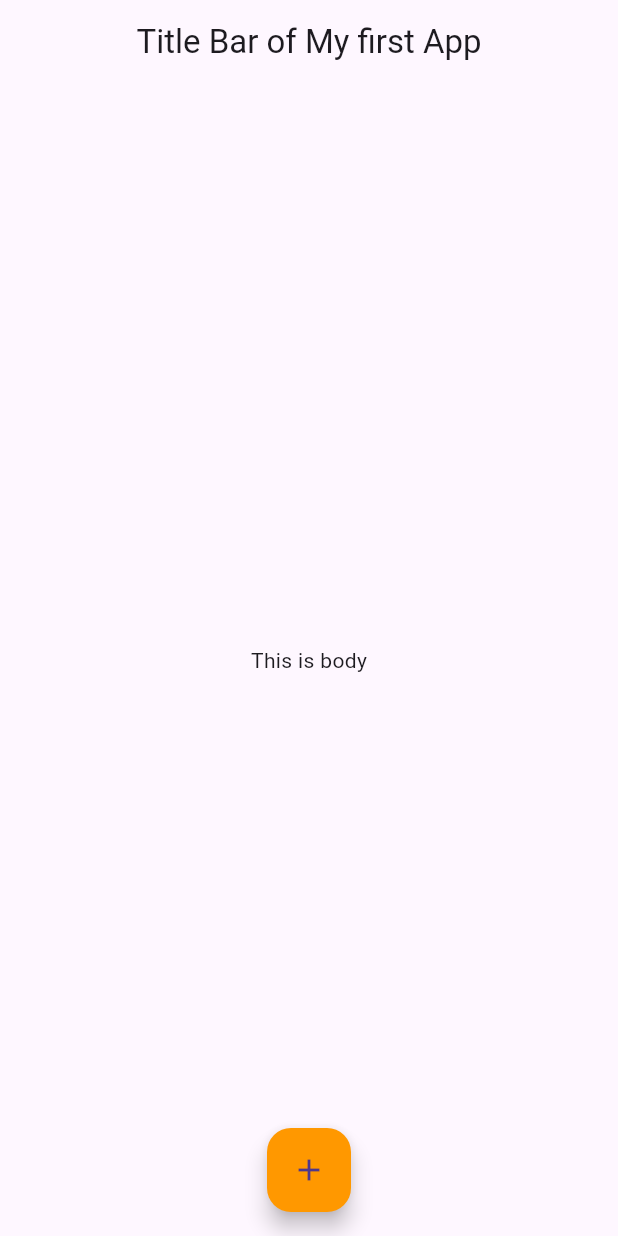
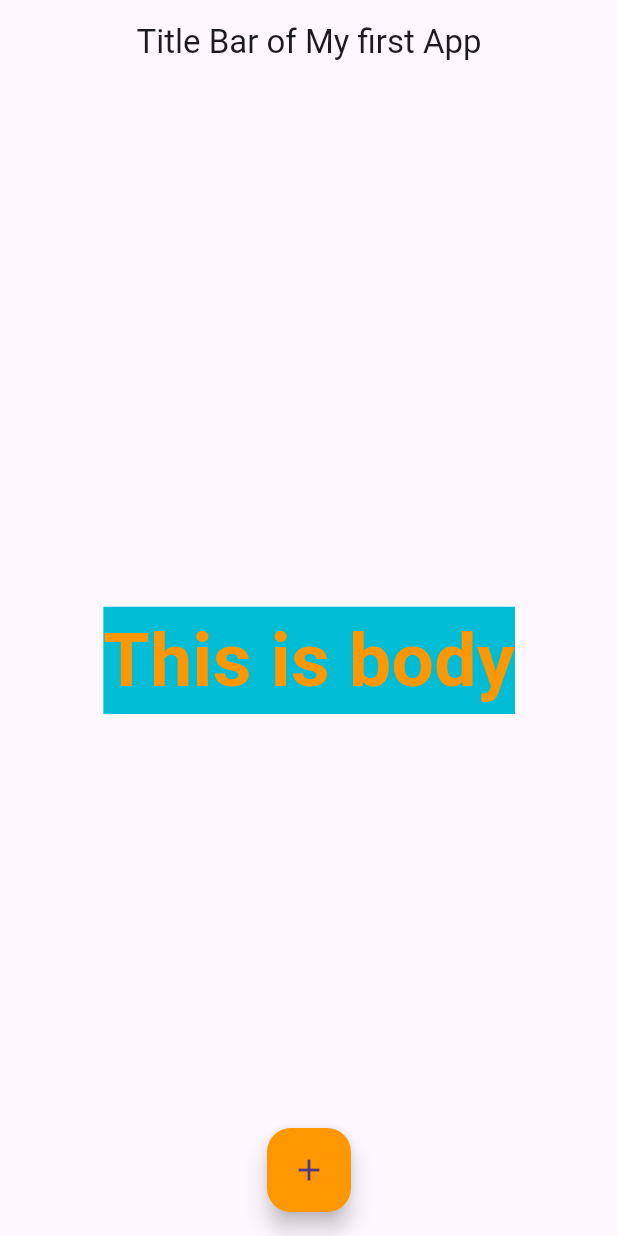
Before and after one commit to alkawsar1030/Flutter2025, a Flutter app: the screen it shows after launch, on a phone screen of 412 x 824 dp. Run offline on Flutter 3.47's test engine with Material 3 defaults, Android fonts, the phone set to English and light mode, and no system bars.

Commit message:
After adding Style:TestStyle inside body Text

```diff
--- a/lib/main.dart
+++ b/lib/main.dart
@@ -24,7 +24,14 @@ class App extends StatelessWidget {
   Widget build(BuildContext context) {
     return Scaffold(
         appBar: AppBar(title: Center(child: Text('Title Bar of My first App'))) ,
-      body: Center( child: Text("This is body")),
+      body: Center( child: Text("This is body",style: TextStyle(
+        fontSize: 50, color: Colors.orange, fontWeight:FontWeight.bold,backgroundColor:Colors.cyan
+
+
+      )
+
+
+        ,)),
       floatingActionButton: FloatingActionButton(
         onPressed: () {
           // Action to perform when the button is pressed
```
